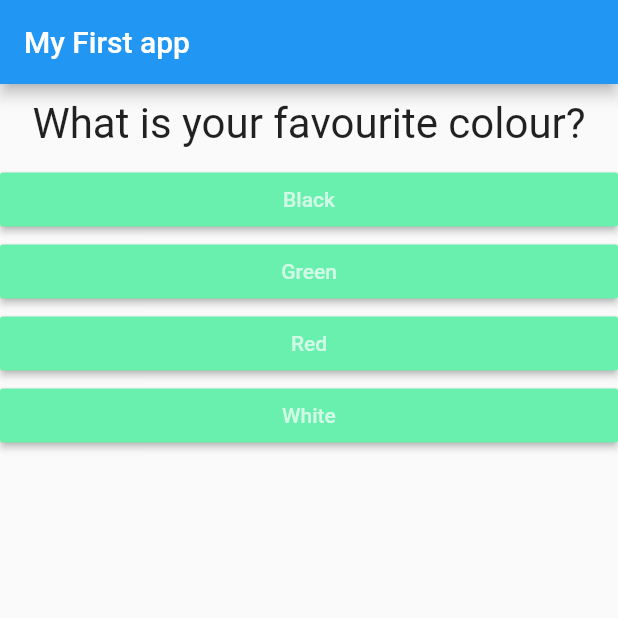
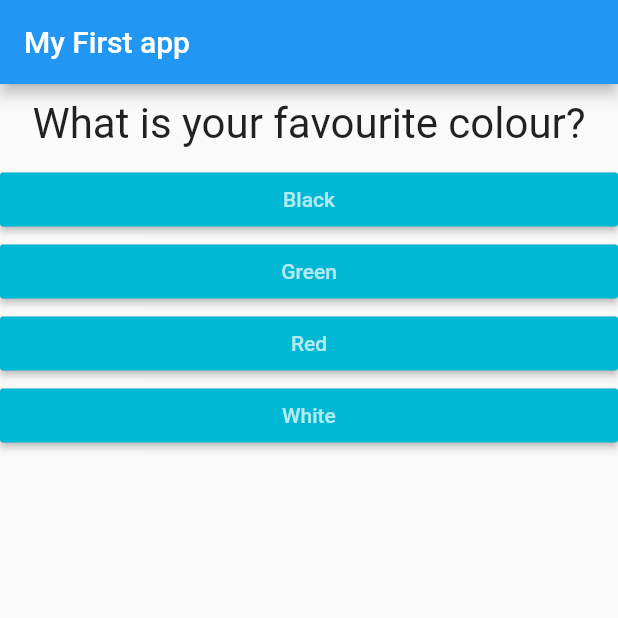
Before and after one commit to MartinPaGarcia/flutter_mirai, a Flutter app: the screen it shows after launch, on a phone screen of 412 x 824 dp, the top half of it. Run offline on Flutter 3.47's test engine with Material 2 defaults, Android fonts, the phone set to English and light mode, and no system bars.

```diff
--- a/lib/answer.dart
+++ b/lib/answer.dart
@@ -11,7 +11,7 @@ class Answer extends StatelessWidget {
     return Container(
       width: double.infinity,
       child: RaisedButton(
-        color: Colors.greenAccent,
+        color: Color(0xFF00B8D4),
         textColor: Colors.white70,
         child: Text(answerText),
         //tambien puede usarse asi onPressed: () => selectHandler(),
```
